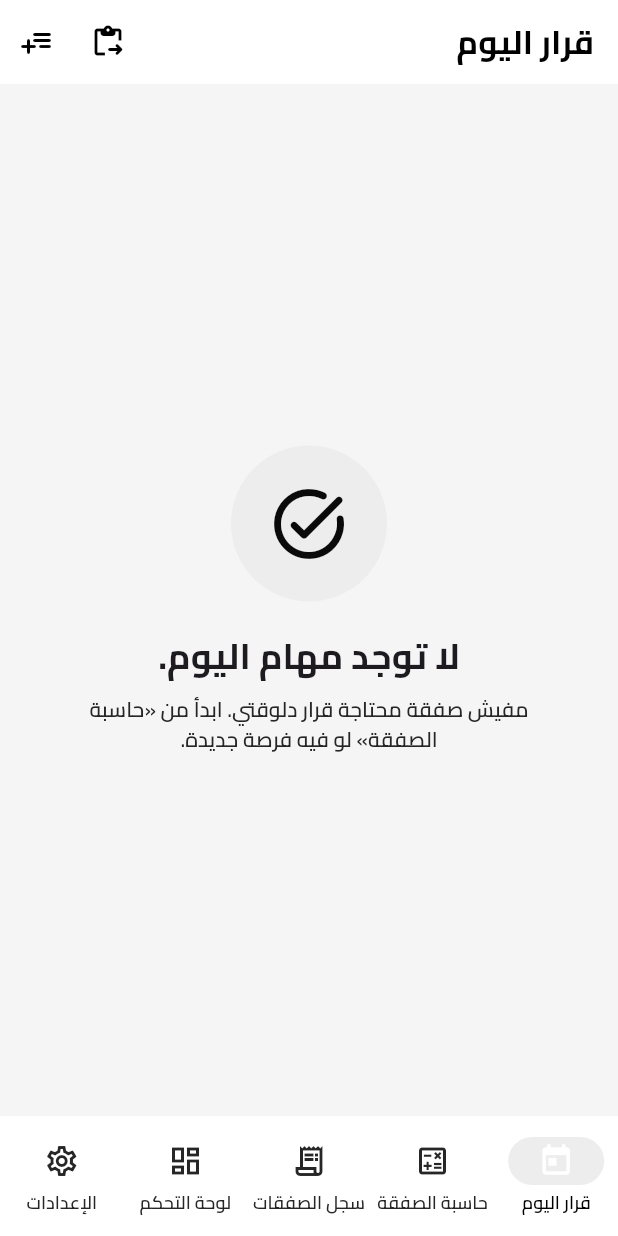
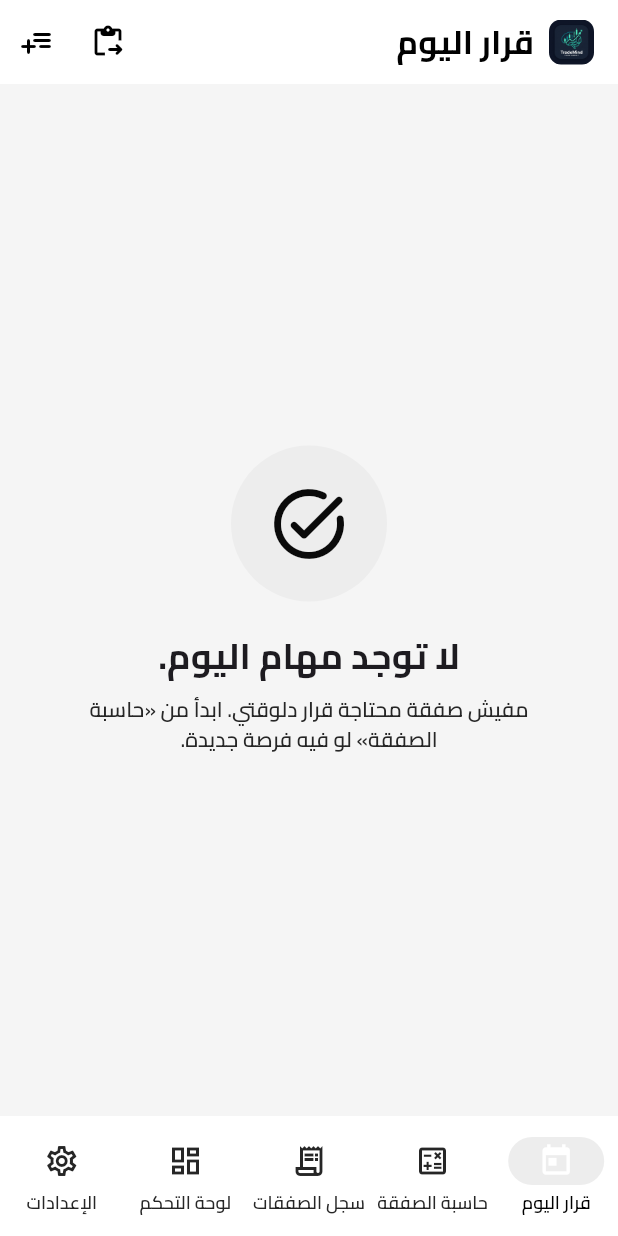
Before and after one commit to ahmedmostafa147/TradeMind, a Flutter app: the screen it shows after launch, on a phone screen of 412 x 824 dp. Run offline on Flutter 3.47's test engine with Material 3 defaults, Android fonts, the light colour scheme and no system bars; our stand-ins replace fl_chart, flutter_riverpod, hive_ce, hive_ce_flutter, image_picker; accounts and stored records are empty.

Commit message:
feat: add calculator, today, and trades screens with shared AppLogoTitle widget

```diff
--- a/lib/calculator/calculator_screen.dart
+++ b/lib/calculator/calculator_screen.dart
@@ -5,6 +5,7 @@ import 'package:flutter_riverpod/flutter_riverpod.dart';
 import '../core/calc/sizing_result.dart';
 import '../core/formatters.dart';
 import '../core/theme.dart';
+import '../core/widgets/app_logo_title.dart';
 import '../core/widgets/risk_warning.dart';
 import '../settings/settings_providers.dart';
 import '../trades/trade_draft.dart';
@@ -50,7 +51,7 @@ class _CalculatorScreenState extends ConsumerState<CalculatorScreen> {
     final colors = context.resultColors;
 
     return Scaffold(
-      appBar: AppBar(title: const Text('حاسبة الصفقة')),
+      appBar: AppBar(title: const AppLogoTitle(title: 'حاسبة الصفقة')),
       body: ListView(
         padding: const EdgeInsets.all(16),
         children: [
--- /dev/null
+++ b/lib/core/widgets/app_logo_title.dart
@@ -0,0 +1,37 @@
+import 'package:flutter/material.dart';
+
+/// Renders the official app logo next to the screen title in the AppBar.
+class AppLogoTitle extends StatelessWidget {
+  final String title;
+  final double logoSize;
+
+  const AppLogoTitle({super.key, required this.title, this.logoSize = 30.0});
+
+  @override
+  Widget build(BuildContext context) {
+    return Row(
+      mainAxisSize: MainAxisSize.min,
+      crossAxisAlignment: CrossAxisAlignment.center,
+      children: [
+        ClipRRect(
+          borderRadius: BorderRadius.circular(8.0),
+          child: Image.asset(
+            'assets/logo.png',
+            width: logoSize,
+            height: logoSize,
+            fit: BoxFit.cover,
+            errorBuilder: (context, error, stackTrace) =>
+                const SizedBox.shrink(),
+          ),
+        ),
+        const SizedBox(width: 10),
+        Text(
+          title,
+          style: Theme.of(
+            context,
+          ).textTheme.titleLarge?.copyWith(fontWeight: FontWeight.bold),
+        ),
+      ],
+    );
+  }
+}
--- a/lib/dashboard/dashboard_screen.dart
+++ b/lib/dashboard/dashboard_screen.dart
@@ -3,6 +3,7 @@ import 'package:flutter_riverpod/flutter_riverpod.dart';
 
 import '../core/formatters.dart';
 import '../core/theme.dart';
+import '../core/widgets/app_logo_title.dart';
 import '../settings/settings_providers.dart';
 import 'analytics_screen.dart';
 import 'dashboard_providers.dart';
@@ -29,7 +30,7 @@ class DashboardScreen extends ConsumerWidget {
 
     return Scaffold(
       appBar: AppBar(
-        title: const Text('لوحة التحكم'),
+        title: const AppLogoTitle(title: 'لوحة التحكم'),
         actions: [
           IconButton(
             icon: const Icon(Icons.insights_outlined),
--- a/lib/today/today_screen.dart
+++ b/lib/today/today_screen.dart
@@ -1,6 +1,7 @@
 import 'package:flutter/material.dart';
 import 'package:flutter_riverpod/flutter_riverpod.dart';
 
+import '../core/widgets/app_logo_title.dart';
 import '../watchlist/paste_recommendations_screen.dart';
 import '../watchlist/watchlist_form_screen.dart';
 import '../watchlist/watchlist_providers.dart';
@@ -25,12 +26,7 @@ class TodayScreen extends ConsumerWidget {
 
     return Scaffold(
       appBar: AppBar(
-        title: Text(
-          'قرار اليوم',
-          style: theme.textTheme.titleLarge?.copyWith(
-            fontWeight: FontWeight.bold,
-          ),
-        ),
+        title: const AppLogoTitle(title: 'قرار اليوم'),
         actions: [
           IconButton(
             icon: const Icon(Icons.content_paste_go_rounded),
--- a/lib/trades/trades_screen.dart
+++ b/lib/trades/trades_screen.dart
@@ -2,6 +2,7 @@ import 'package:flutter/material.dart';
 import 'package:flutter_riverpod/flutter_riverpod.dart';
 
 import '../core/calc/trade_metrics.dart';
+import '../core/widgets/app_logo_title.dart';
 import '../settings/settings_providers.dart';
 import 'trade.dart';
 import 'trade_detail_screen.dart';
@@ -18,7 +19,7 @@ class TradesScreen extends ConsumerWidget {
     final settings = ref.watch(settingsProvider);
 
     return Scaffold(
-      appBar: AppBar(title: const Text('سجل الصفقات')),
+      appBar: AppBar(title: const AppLogoTitle(title: 'سجل الصفقات')),
       floatingActionButton: FloatingActionButton.extended(
         onPressed: () => _openForm(context),
         icon: const Icon(Icons.add),
```
